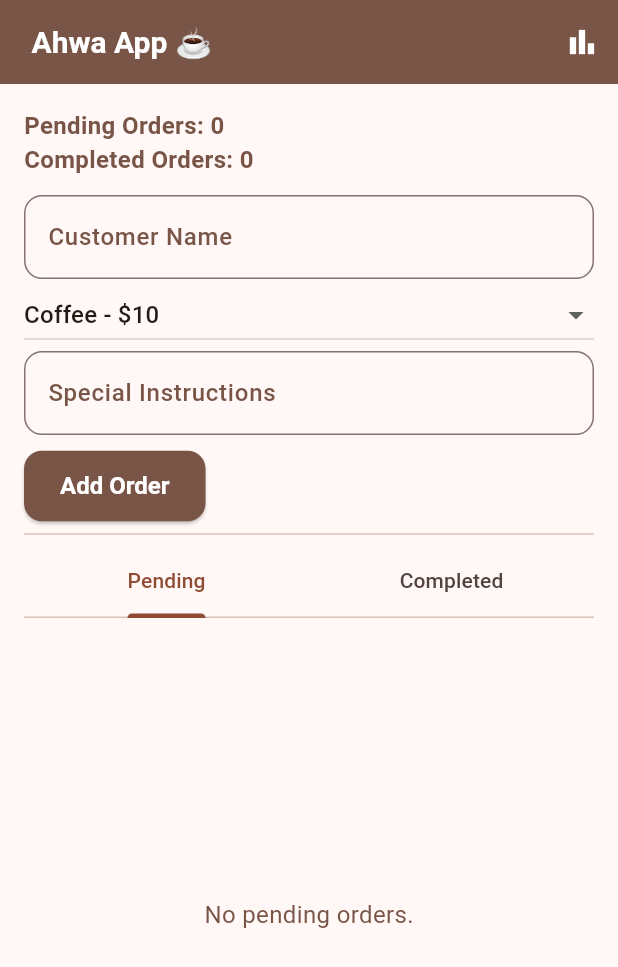
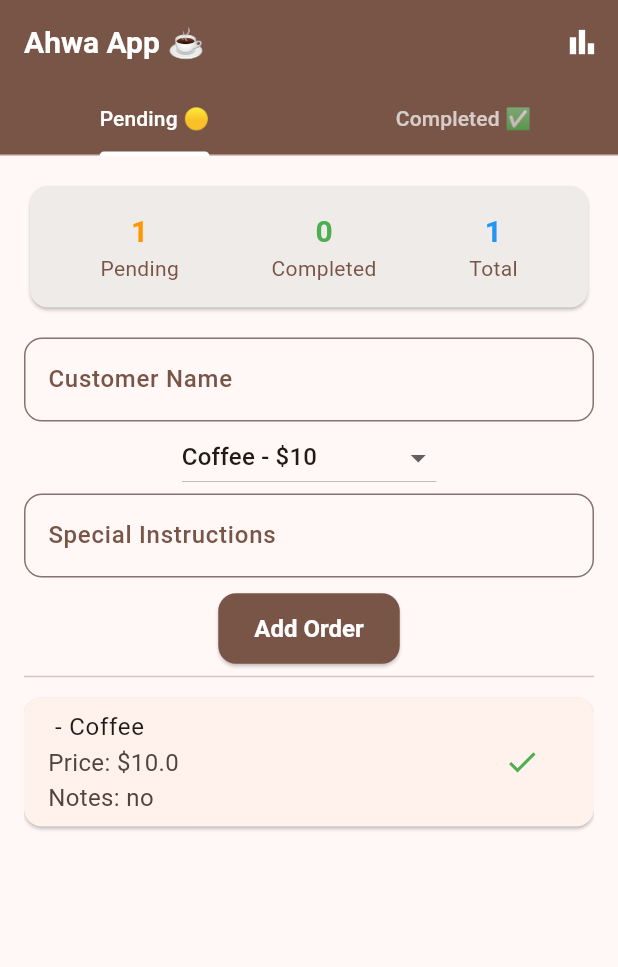
Before and after one commit to Riyam224/smart-ahwa-manager, a Flutter app: the screen it shows after launch, after a tap on "Add Order", on a phone screen of 412 x 824 dp. Shown: the top 967 px of the screen. Run offline on Flutter 3.47's test engine with Material 3 defaults, Android fonts, the phone set to English and light mode, and no system bars; Roboto replaces fonts that are missing (Poppins).

Commit message:
edit the order_view code

```diff
--- a/lib/pages/order_view.dart
+++ b/lib/pages/order_view.dart
@@ -1,3 +1,4 @@
+
 import 'package:ahwa_manager_app/models/drink.dart';
 import 'package:ahwa_manager_app/models/order.dart';
 import 'package:ahwa_manager_app/services/order_service.dart';
@@ -18,8 +19,6 @@ class _OrderPageState extends State<OrderPage> {
   Drink _selectedDrink = const Coffee();
 
   void _addOrder() {
-    if (_nameController.text.isEmpty) return;
-
     final order = Order(
       id: DateTime.now().millisecondsSinceEpoch.toString(),
       customerName: _nameController.text,
@@ -44,9 +43,11 @@ class _OrderPageState extends State<OrderPage> {
         .where((o) => o.isCompleted)
         .toList();
 
-    return Scaffold(
+    return DefaultTabController(
+      length: 2,
+      child: Scaffold(
         appBar: AppBar(
-        title: const Text(' Ahwa App ☕'),
+          title: const Text('Ahwa App ☕'),
           actions: [
             IconButton(
               icon: const Icon(Icons.bar_chart),
@@ -70,22 +71,51 @@ class _OrderPageState extends State<OrderPage> {
               },
             ),
           ],
+          bottom: const TabBar(
+            indicatorColor: Colors.white,
+            labelColor: Colors.white, // active tab
+            unselectedLabelColor: Colors.white70, // inactive tab
+            tabs: [
+              Tab(text: 'Pending 🟡'),
+              Tab(text: 'Completed ✅'),
+            ],
+          ),
         ),
         body: Padding(
           padding: const EdgeInsets.all(16),
           child: Column(
-          crossAxisAlignment: CrossAxisAlignment.start,
             children: [
-            // --- Dashboard ---
-            Text(
-              'Pending Orders: ${pending.length}',
-              style: const TextStyle(fontWeight: FontWeight.bold, fontSize: 16),
+              // --- Dashboard Summary ---
+              Card(
+                color: Colors.brown.shade50,
+                shape: RoundedRectangleBorder(
+                  borderRadius: BorderRadius.circular(12),
                 ),
-            Text(
-              'Completed Orders: ${completed.length}',
-              style: const TextStyle(fontWeight: FontWeight.bold, fontSize: 16),
+                child: Padding(
+                  padding: const EdgeInsets.all(16),
+                  child: Row(
+                    mainAxisAlignment: MainAxisAlignment.spaceAround,
+                    children: [
+                      _buildDashboardItem(
+                        "Pending",
+                        pending.length.toString(),
+                        Colors.orange,
                       ),
-            const SizedBox(height: 12),
+                      _buildDashboardItem(
+                        "Completed",
+                        completed.length.toString(),
+                        Colors.green,
+                      ),
+                      _buildDashboardItem(
+                        "Total",
+                        _orderService.allOrders.length.toString(),
+                        Colors.blue,
+                      ),
+                    ],
+                  ),
+                ),
+              ),
+              const SizedBox(height: 16),
 
               // --- Form ---
               TextField(
@@ -94,9 +124,11 @@ class _OrderPageState extends State<OrderPage> {
               ),
               DropdownButton<Drink>(
                 value: _selectedDrink,
-              isExpanded: true,
                 items: const [
-                DropdownMenuItem(value: Coffee(), child: Text('Coffee - \$10')),
+                  DropdownMenuItem(
+                    value: Coffee(),
+                    child: Text('Coffee - \$10'),
+                  ),
                   DropdownMenuItem(
                     value: GreenTea(),
                     child: Text('Green Tea - \$10'),
@@ -127,98 +159,20 @@ class _OrderPageState extends State<OrderPage> {
               const SizedBox(height: 10),
               ElevatedButton(
                 onPressed: _addOrder,
+                style: ElevatedButton.styleFrom(
+                  backgroundColor: Colors.brown,
+                  foregroundColor: Colors.white,
+                ),
                 child: const Text('Add Order'),
               ),
               const Divider(),
 
-            // --- Orders Tabs (Pending & Completed) ---
-            Expanded(
-              child: DefaultTabController(
-                length: 2,
-                child: Column(
-                  children: [
-                    const TabBar(
-                      tabs: [
-                        Tab(text: "Pending"),
-                        Tab(text: "Completed"),
-                      ],
-                    ),
+              // --- Pending/Completed Tabs ---
               Expanded(
                 child: TabBarView(
                   children: [
-                          // Pending Orders
-                          pending.isEmpty
-                              ? const Center(child: Text('No pending orders.'))
-                              : ListView.builder(
-                                  itemCount: pending.length,
-                                  itemBuilder: (context, index) {
-                                    final order = pending[index];
-                                    return Card(
-                                      margin: const EdgeInsets.symmetric(
-                                        vertical: 6,
-                                        horizontal: 4,
-                                      ),
-                                      child: ListTile(
-                                        title: Text(
-                                          '${order.customerName} - ${order.drink.name}',
-                                          style: const TextStyle(
-                                            fontWeight: FontWeight.bold,
-                                          ),
-                                        ),
-                                        subtitle: Text(
-                                          'Price: \$${order.drink.price} \nNotes: ${order.specialInstructions ?? 'No notes'}',
-                                        ),
-                                        trailing: IconButton(
-                                          icon: const Icon(
-                                            Icons.check,
-                                            color: Colors.green,
-                                          ),
-                                          onPressed: () {
-                                            setState(() {
-                                              _orderService.markCompleted(
-                                                order,
-                                              );
-                                            });
-                                          },
-                                        ),
-                                      ),
-                                    );
-                                  },
-                                ),
-
-                          // Completed Orders
-                          completed.isEmpty
-                              ? const Center(
-                                  child: Text('No completed orders yet.'),
-                                )
-                              : ListView.builder(
-                                  itemCount: completed.length,
-                                  itemBuilder: (context, index) {
-                                    final order = completed[index];
-                                    return Card(
-                                      color: Colors.grey[200],
-                                      margin: const EdgeInsets.symmetric(
-                                        vertical: 6,
-                                        horizontal: 4,
-                                      ),
-                                      child: ListTile(
-                                        title: Text(
-                                          '${order.customerName} - ${order.drink.name}',
-                                          style: const TextStyle(
-                                            fontWeight: FontWeight.bold,
-                                          ),
-                                        ),
-                                        subtitle: Text(
-                                          'Price: \$${order.drink.price} \nNotes: ${order.specialInstructions ?? 'No notes'}',
-                                        ),
-                                        trailing: const Icon(
-                                          Icons.check,
-                                          color: Colors.grey,
-                                        ),
-                                      ),
-                                    );
-                                  },
-                                ),
+                    _buildOrderList(pending, false), // Pending
+                    _buildOrderList(completed, true), // Completed
                   ],
                 ),
               ),
@@ -226,9 +180,57 @@ class _OrderPageState extends State<OrderPage> {
           ),
         ),
       ),
+    );
+  }
+
+  Widget _buildDashboardItem(String label, String value, Color color) {
+    return Column(
+      children: [
+        Text(
+          value,
+          style: TextStyle(
+            fontSize: 20,
+            fontWeight: FontWeight.bold,
+            color: color,
+          ),
+        ),
+        Text(label, style: const TextStyle(fontSize: 14)),
       ],
+    );
+  }
+
+  Widget _buildOrderList(List<Order> orders, bool completed) {
+    if (orders.isEmpty) {
+      return const Center(child: Text("No orders here yet."));
+    }
+
+    return ListView.builder(
+      itemCount: orders.length,
+      itemBuilder: (context, index) {
+        final order = orders[index];
+        return Card(
+          margin: const EdgeInsets.symmetric(vertical: 6),
+          child: ListTile(
+            title: Text('${order.customerName} - ${order.drink.name}'),
+            subtitle: Text(
+              'Price: \$${order.drink.price}\nNotes: ${order.specialInstructions ?? "no"}',
+            ),
+            trailing: completed
+                ? const Icon(
+                    Icons.check,
+                    color: Colors.green,
+                  ) // already completed
+                : IconButton(
+                    icon: const Icon(Icons.check, color: Colors.green),
+                    onPressed: () {
+                      setState(() {
+                        _orderService.markCompleted(order);
+                      });
+                    },
                   ),
           ),
         );
+      },
+    );
   }
 }
```
Lines whose indentation alone changed are shown as unchanged.
